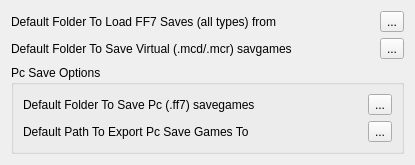
The window that options.ui (sithlord48/blackchocobo) describes before a commit, drawn with Qt 5.
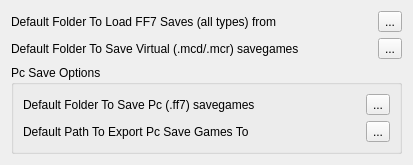
The same window after the commit.

What changed in the file:
```diff
--- a/options.ui
+++ b/options.ui
@@ -6,8 +6,8 @@
    <rect>
     <x>0</x>
     <y>0</y>
-    <width>415</width>
-    <height>161</height>
+    <width>413</width>
+    <height>159</height>
    </rect>
   </property>
   <property name="windowTitle">
@@ -50,7 +50,7 @@
      <item>
       <widget class="QLabel" name="label_2">
        <property name="text">
-        <string>Default Folder To Save Virtual (.mcd/.mcr) savgames</string>
+        <string>Default Folder To Save Virtual (.mcd/.mcr) savegames</string>
        </property>
       </widget>
      </item>
```
